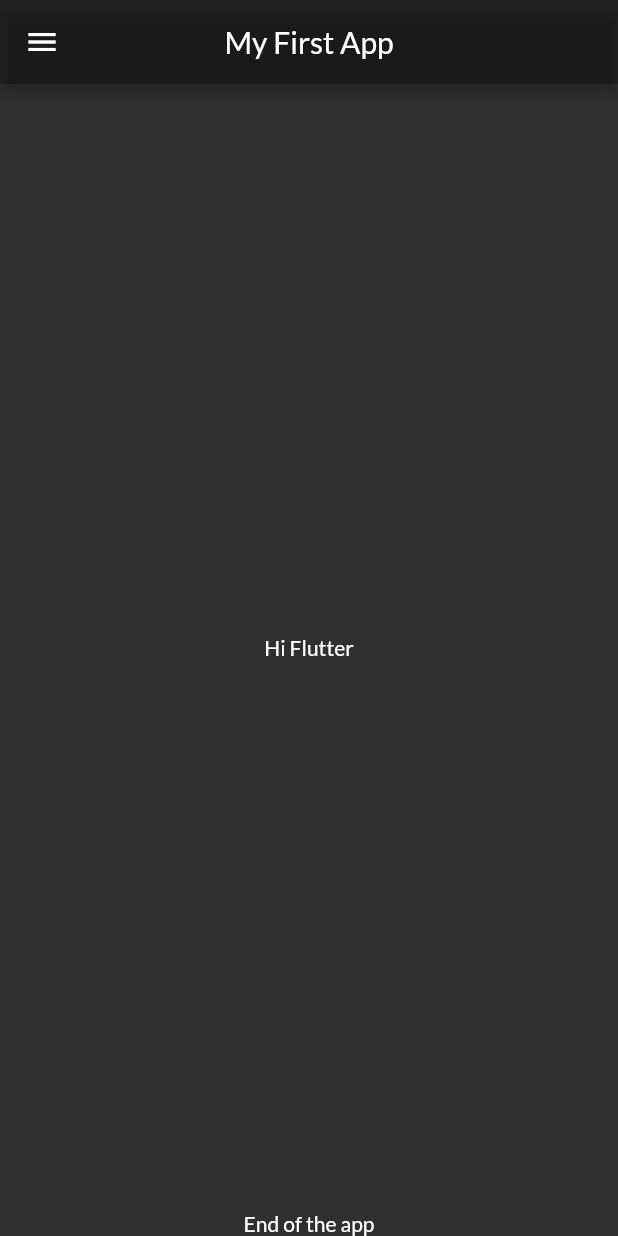
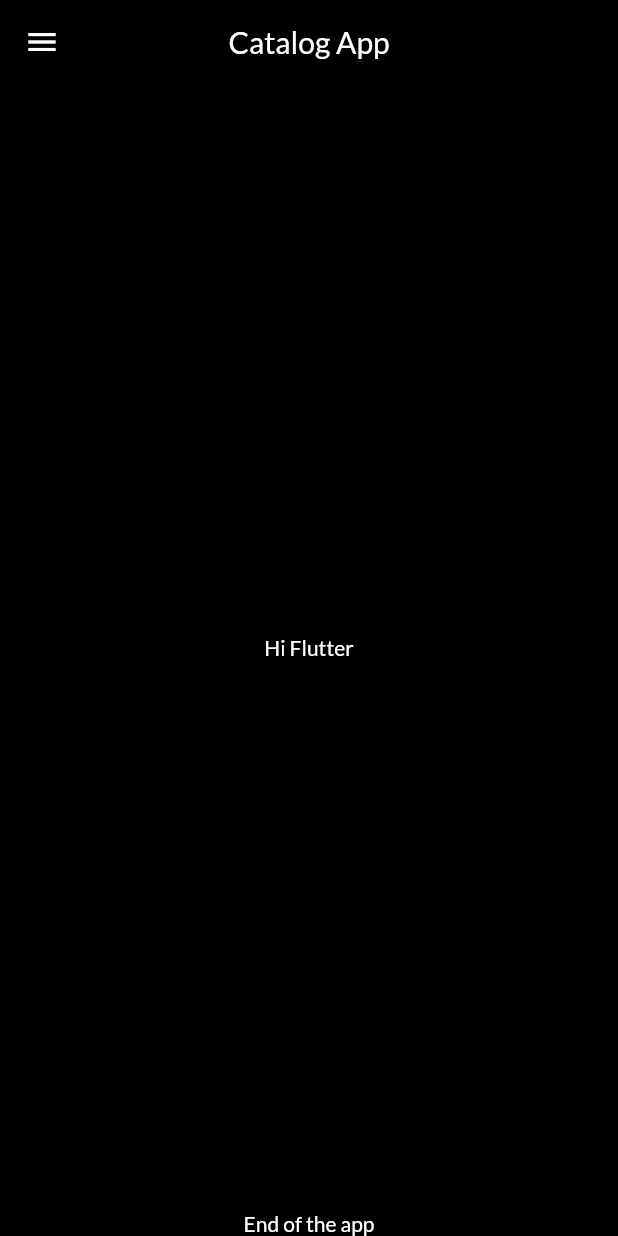
Before and after one commit to sohaibamir/Catalog-App, a Flutter app: the screen it shows after launch, on a phone screen of 412 x 824 dp. Run offline on Flutter 3.47's test engine with Material 2 defaults, Android fonts, the phone set to English and light mode, and no system bars; our stand-ins replace google_fonts.

Commit message:
Day 9 completed

```diff
--- a/lib/main.dart
+++ b/lib/main.dart
@@ -3,7 +3,7 @@ import 'package:flutter/material.dart';
 import 'package:flutter_application_1/pages/home_page.dart';
 import 'package:flutter_application_1/pages/login_page.dart';
 import 'package:flutter_application_1/utils/routes.dart';
-import 'package:google_fonts/google_fonts.dart';
+import 'package:flutter_application_1/widgets/themes.dart';
 
 void main() {
   //runApp(const MaterialApp(home: Text("Hello")));
@@ -21,13 +21,9 @@ class MyApp extends StatelessWidget {
     // sub(bag: true, b: 25); --> // Now it is compulsory to pass the argument here
 
     return MaterialApp(
-      themeMode: ThemeMode.dark,
-      theme: ThemeData(
-          primarySwatch: Colors.deepPurple,
-          fontFamily: GoogleFonts.lato().fontFamily),
-      darkTheme: ThemeData(
-          brightness: Brightness.dark,
-          fontFamily: GoogleFonts.lato().fontFamily),
+      themeMode: ThemeMode.light,
+      theme: MyTheme.whiteBlackTheme,
+      darkTheme: MyTheme.darkTheme,
       debugShowCheckedModeBanner: false,
       initialRoute: MyRoutes.homeRoute,
       routes: {
--- a/lib/pages/home_page.dart
+++ b/lib/pages/home_page.dart
@@ -5,10 +5,11 @@ class HomePage extends StatelessWidget {
   @override
   Widget build(BuildContext context) {
     return Scaffold(
+        backgroundColor: Colors.black,
         appBar: AppBar(
-          centerTitle: true,
-          title: const Text("My First App"),
-          backgroundColor: Colors.black26,
+          title: const Text("Catalog App"),
+          // backgroundColor: Colors.black,
+          // elevation: 0.0,
         ),
         body: const Center(
           child: Center(
--- /dev/null
+++ b/lib/widgets/themes.dart
@@ -0,0 +1,27 @@
+import 'package:flutter/material.dart';
+import 'package:google_fonts/google_fonts.dart';
+
+class MyTheme {
+  static ThemeData get darkTheme => ThemeData(
+      brightness: Brightness.dark,
+      appBarTheme: AppBarTheme(
+        centerTitle: true,
+        color: Colors.black,
+        elevation: 0.0,
+        iconTheme: const IconThemeData(color: Colors.amberAccent),
+        titleTextStyle:
+            GoogleFonts.lato(fontSize: 20, color: Colors.amberAccent),
+      ),
+      fontFamily: GoogleFonts.lato().fontFamily);
+
+  static ThemeData get whiteBlackTheme => ThemeData(
+      brightness: Brightness.dark,
+      appBarTheme: AppBarTheme(
+        centerTitle: true,
+        color: Colors.black,
+        elevation: 0.0,
+        iconTheme: const IconThemeData(color: Colors.white),
+        titleTextStyle: GoogleFonts.lato(fontSize: 20, color: Colors.white),
+      ),
+      fontFamily: GoogleFonts.lato().fontFamily);
+}
```
